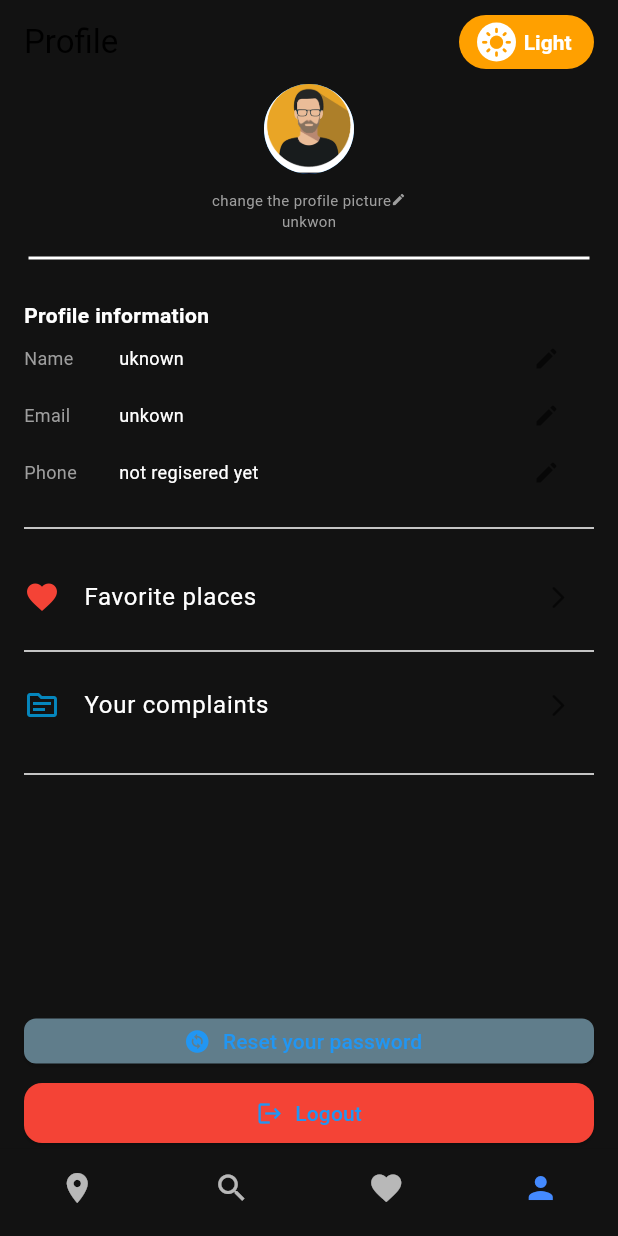
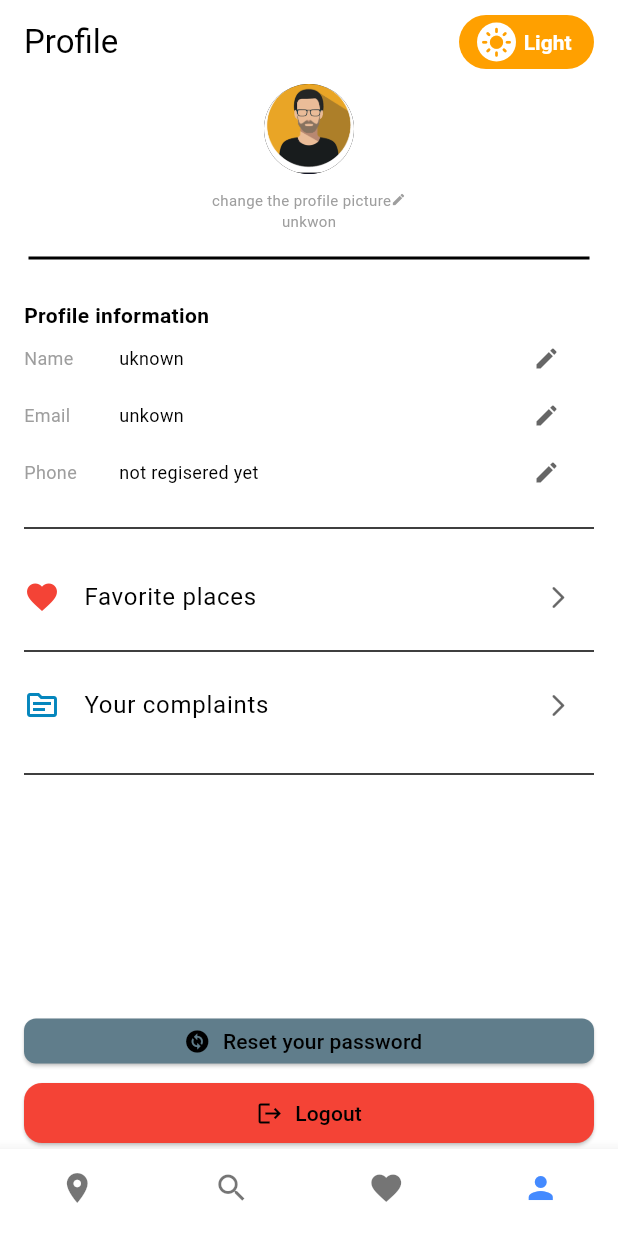
Before and after one commit to m313a313/EMA-Flutter, a Flutter app: the screen it shows after launch, item 4 of the bottom bar chosen, on a phone screen of 412 x 824 dp. Run offline on Flutter 3.47's test engine with Material 3 defaults, Android fonts, the phone set to English and light mode, and no system bars; drawn by our look-alikes of lite_rolling_switch; our stand-ins replace dio, flutter_bloc, flutter_rating_bar, font_awesome_flutter, google_maps_flutter, modal_progress_hud_nsn and 2 more; accounts and stored records are empty; network calls fail.

Commit message:
dark and light

```diff
--- a/lib/main.dart
+++ b/lib/main.dart
@@ -24,9 +24,8 @@ class Market extends StatelessWidget {
           BlocProvider(create: (context) => PlaceCubit())
         ],
         child: MaterialApp(
-          theme: darktMode,
-          // theme: lightMode,
-          // darkTheme: darktMode,
+          theme: lightMode,
+          darkTheme: darktMode,
           home: HomePage(),
         ));
   }
```
